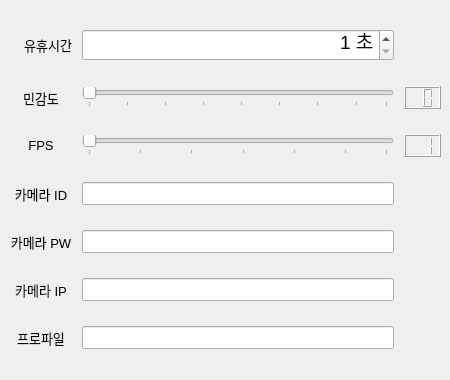
This is setOptionDialog.ui in synml/motion-detector as Qt 5 draws it before an edit. The edited form follows.
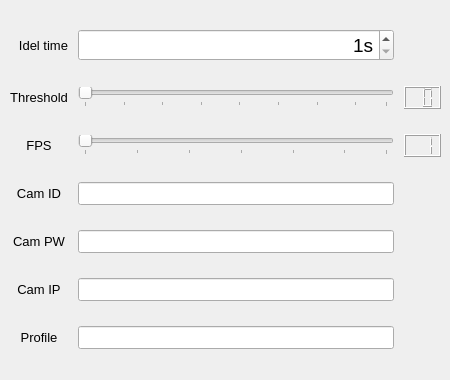
This is the edited form. Icons and pictures are not drawn.

What changed in the file:
```diff
--- a/setOptionDialog.ui
+++ b/setOptionDialog.ui
@@ -69,7 +69,7 @@
        <enum>Qt::RightToLeft</enum>
       </property>
       <property name="text">
-       <string>프로파일</string>
+       <string>Profile</string>
       </property>
       <property name="textFormat">
        <enum>Qt::AutoText</enum>
@@ -93,7 +93,7 @@
        <enum>Qt::RightToLeft</enum>
       </property>
       <property name="text">
-       <string>카메라 PW</string>
+       <string>Cam PW</string>
       </property>
       <property name="textFormat">
        <enum>Qt::AutoText</enum>
@@ -137,7 +137,7 @@
        <enum>Qt::RightToLeft</enum>
       </property>
       <property name="text">
-       <string>카메라 IP</string>
+       <string>Cam IP</string>
       </property>
       <property name="textFormat">
        <enum>Qt::AutoText</enum>
@@ -171,7 +171,7 @@
        <enum>Qt::LeftToRight</enum>
       </property>
       <property name="text">
-       <string>민감도</string>
+       <string>Threshold</string>
       </property>
       <property name="textFormat">
        <enum>Qt::AutoText</enum>
@@ -189,7 +189,7 @@
        </font>
       </property>
       <property name="text">
-       <string>유휴시간</string>
+       <string>Idel time</string>
       </property>
       <property name="alignment">
        <set>Qt::AlignRight|Qt::AlignTrailing|Qt::AlignVCenter</set>
@@ -297,7 +297,7 @@
        <enum>Qt::RightToLeft</enum>
       </property>
       <property name="text">
-       <string>카메라 ID</string>
+       <string>Cam ID</string>
       </property>
       <property name="textFormat">
        <enum>Qt::AutoText</enum>
@@ -332,7 +332,7 @@
        <set>Qt::AlignRight|Qt::AlignTrailing|Qt::AlignVCenter</set>
       </property>
       <property name="suffix">
-       <string> 초</string>
+       <string>s</string>
       </property>
       <property name="minimum">
        <number>1</number>
```
Left out of the diff: 2 changed lines with no effect on the pictures.
